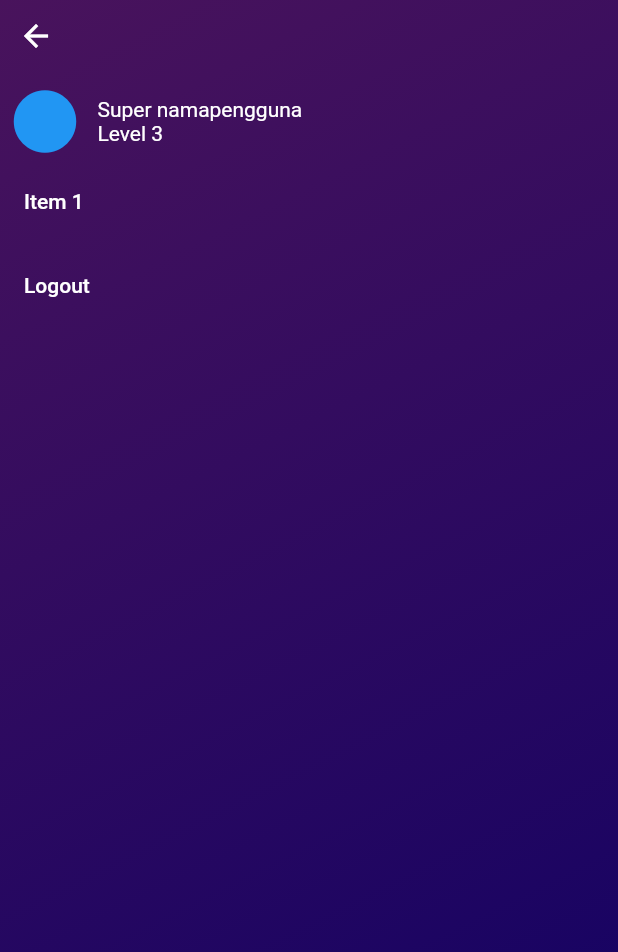
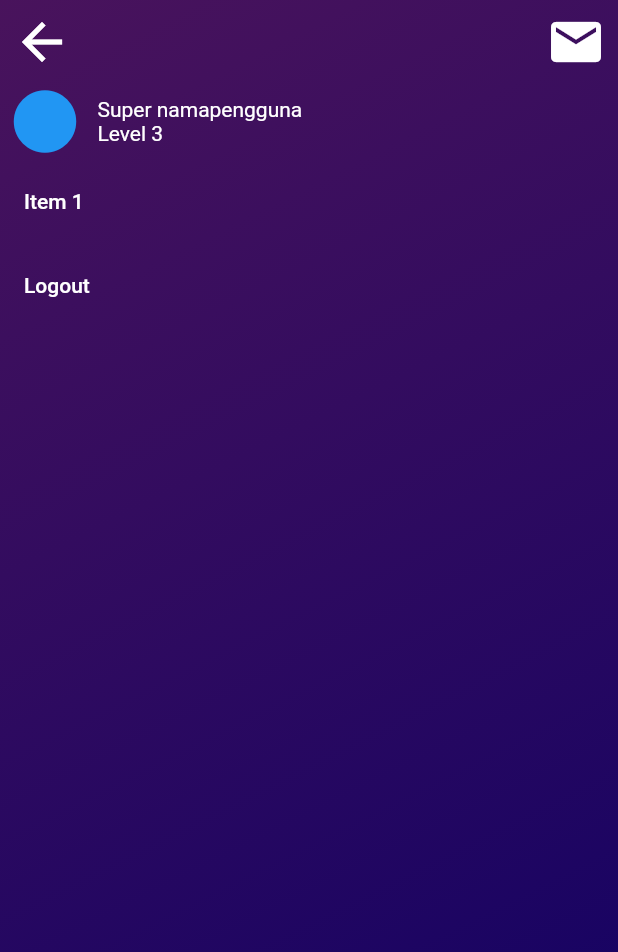
Before and after one commit to Soviena/belajarpro-flutter, a Flutter app: the Dashboard screen opened by its route, with the side drawer open, on a phone screen of 412 x 824 dp. Shown: the top 952 px of the screen. Run offline on Flutter 3.47's test engine with Material 2 defaults, Android fonts, the phone set to English and light mode, and no system bars; our stand-ins replace get, hexcolor.

Commit message:
burgermenu v1.0.2

```diff
--- a/lib/view/Widgets/burgerlist.dart
+++ b/lib/view/Widgets/burgerlist.dart
@@ -18,17 +18,34 @@ class BurgerList extends StatelessWidget {
         ], begin: Alignment.topLeft, end: Alignment.bottomRight)),
         child: Column(
           children: [
+            Row(
+              mainAxisAlignment: MainAxisAlignment.spaceBetween,
+              children: [
                 Container(
-              //tombol back
+                  //icon back
                   height: 56,
                   alignment: Alignment.topLeft,
                   child: IconButton(
+                    iconSize: 40,
                     color: Colors.white,
                     icon: Icon(Icons.arrow_back),
                     onPressed: () {
                       Navigator.pop(context);
                     },
                   ),
+                ),
+                Container(
+                  //icon pesan
+                  child: IconButton(
+                    iconSize: 40,
+                    color: Colors.white,
+                    icon: Icon(Icons.mail),
+                    onPressed: () {
+                      Navigator.pop(context);
+                    },
+                  ),
+                ),
+              ],
             ),
             Container(
                 margin: EdgeInsets.symmetric(horizontal: 5),
@@ -45,14 +62,16 @@ class BurgerList extends StatelessWidget {
                       child: Column(
                         crossAxisAlignment: CrossAxisAlignment.start,
                         children: const [
-                        Text("Super namapengguna", style: TextStyle(color: Colors.white),),
+                          Text(
+                            "Super namapengguna",
+                            style: TextStyle(color: Colors.white),
+                          ),
                           Text("Level 3", style: TextStyle(color: Colors.white))
                         ],
                       ),
                     ),
                   ],
-              )
-            ),
+                )),
             Expanded(
               child: ListView(
                 padding: EdgeInsets.zero,
```
Lines whose indentation alone changed are shown as unchanged.
